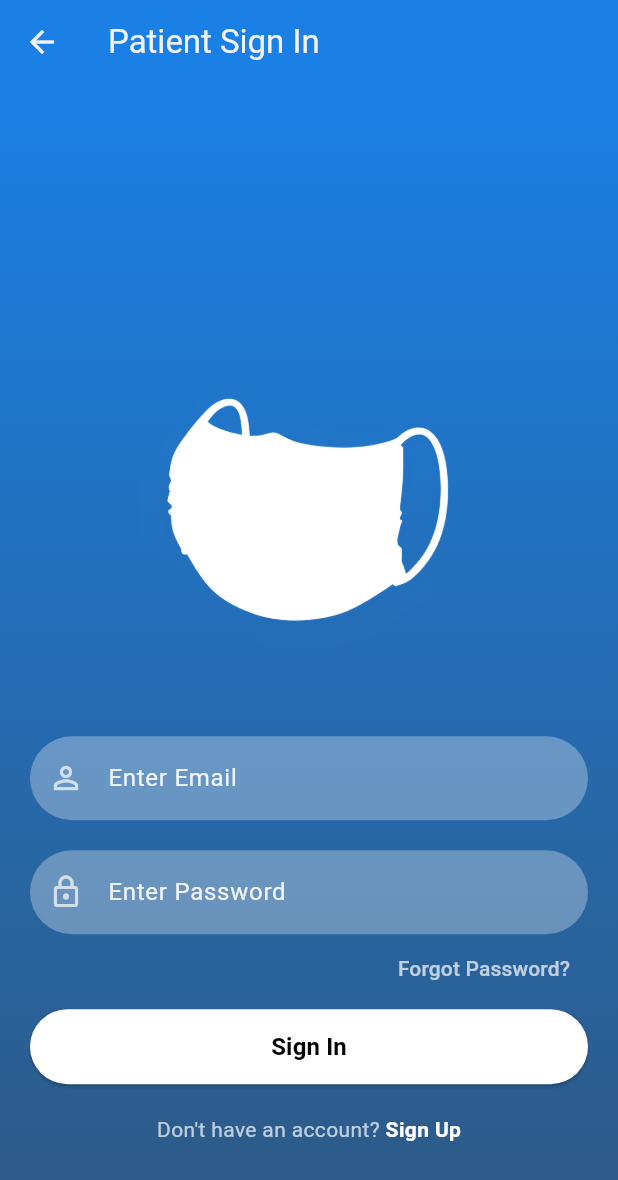
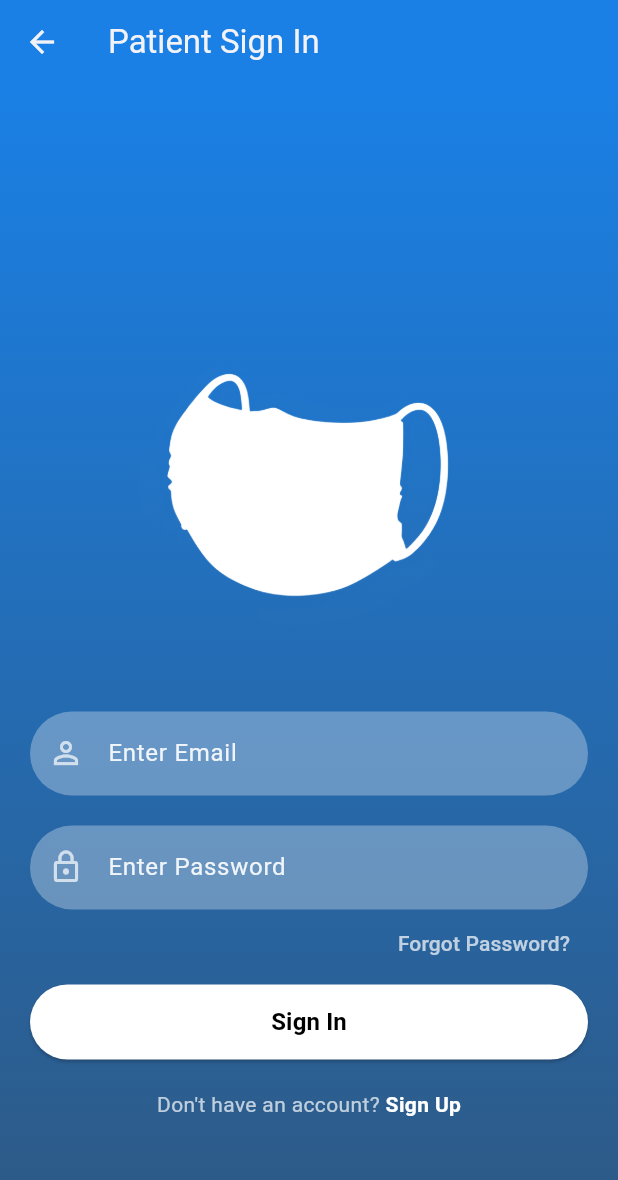
Before and after one commit to KeremTamirci/ImmunotherapyApp, a Flutter app: the screen it shows after launch, after a tap on "Patient Sign In", on a phone screen of 412 x 824 dp. Shown: the top 1180 px of the screen. Run offline on Flutter 3.47's test engine with Material 3 defaults, Android fonts, the phone set to English and light mode, and no system bars; our stand-ins replace accordion, cloud_firestore, firebase_auth, firebase_core, firebase_messaging, fl_chart and 7 more; missing offline and left inert: dart:ffi; accounts and stored records are empty; generated files the repository leaves out were written again.

Commit message:
screen size accommodation and terms of use page

```diff
--- a/immunotheraphy_app/lib/patient/screens/dosage_and_symptom_page.dart
+++ b/immunotheraphy_app/lib/patient/screens/dosage_and_symptom_page.dart
@@ -416,11 +416,13 @@ class InformationBox extends StatelessWidget {
 
   @override
   Widget build(BuildContext context) {
+    final isSmallScreen = MediaQuery.of(context).size.height <= 667.0;
     return GestureDetector(
       onTap: onTap,
       child: Container(
         width: MediaQuery.of(context).size.width * 0.42,
-        height: MediaQuery.of(context).size.height * 0.25,
+        height:
+            MediaQuery.of(context).size.height * (isSmallScreen ? 0.30 : 0.25),
         decoration: BoxDecoration(
           gradient: linearGradient,
           // color: color,
--- a/immunotheraphy_app/lib/patient/screens/patient_authentiaction_screen.dart
+++ b/immunotheraphy_app/lib/patient/screens/patient_authentiaction_screen.dart
@@ -1,5 +1,6 @@
 import 'package:flutter/material.dart';
 import 'package:firebase_auth/firebase_auth.dart';
+import 'package:immunotheraphy_app/patient/screens/terms_of_service_page.dart';
 import 'package:immunotheraphy_app/utils/color_utils.dart';
 import 'package:immunotheraphy_app/reusable_widgets/reusable_widget.dart';
 import 'package:immunotheraphy_app/patient/utils/database_controller.dart';
@@ -122,7 +123,7 @@ class _PatientAuthenticationScreenState
             widget.otp, widget.phoneNumber, userCredential.user!.uid);
         Navigator.pushReplacement(
           context,
-          MaterialPageRoute(builder: (context) => PatientHomeScreen()),
+          MaterialPageRoute(builder: (context) => TermsOfServicePage()),
         );
       }
     } catch (e) {
--- a/immunotheraphy_app/lib/patient/screens/patient_signin_screen.dart
+++ b/immunotheraphy_app/lib/patient/screens/patient_signin_screen.dart
@@ -24,6 +24,7 @@ class _PatientSignInScreenState extends State<PatientSignInScreen> {
   @override
   Widget build(BuildContext context) {
     ColorScheme colorSchemeContext = Theme.of(context).colorScheme;
+    final isSmallScreen = MediaQuery.of(context).size.height <= 667.0;
 
     return Scaffold(
       appBar: AppBar(
@@ -59,7 +60,11 @@ class _PatientSignInScreenState extends State<PatientSignInScreen> {
           // controller: _scrollController,
           child: Padding(
             padding: EdgeInsets.fromLTRB(
-                20, MediaQuery.of(context).size.height * 0.2, 20, 0),
+                20,
+                MediaQuery.of(context).size.height *
+                    (isSmallScreen ? 0.01 : 0.18),
+                20,
+                0),
             child: Column(
               children: <Widget>[
                 logoWidget("assets/images/patient_card_upscaled.png"),
--- a/immunotheraphy_app/lib/screens/choice_screen.dart
+++ b/immunotheraphy_app/lib/screens/choice_screen.dart
@@ -10,6 +10,15 @@ class ChoiceScreen extends StatelessWidget {
 
   @override
   Widget build(BuildContext context) {
+    // Determine if the device has a small screen (e.g., iPhone SE)
+    final isSmallScreen = MediaQuery.of(context).size.height <= 667.0;
+
+    // Adjust the title font size based on the screen size
+    final double titleFontSize = isSmallScreen ? 22.0 : 26.0;
+
+    // Adjust the choice box size based on the screen size
+    final double choiceBoxSize = isSmallScreen ? 230.0 : 271.0;
+
     return Scaffold(
       appBar: AppBar(
         title: Padding(
@@ -19,9 +28,9 @@ class ChoiceScreen extends StatelessWidget {
             AppLocalizations.of(context)!.appTitle,
             maxLines: 3,
             textAlign: TextAlign.center,
-            style: const TextStyle(
+            style: TextStyle(
               color: Colors.black,
-              fontSize: 26,
+              fontSize: titleFontSize,
               fontWeight: FontWeight.bold,
               fontFamily: 'Inter',
             ),
@@ -45,14 +54,10 @@ class ChoiceScreen extends StatelessWidget {
                     builder: (context) => const PatientSignInScreen(),
                   ),
                 );
-                //Navigator.push(
-                //  context,
-                //  _createRoute("Hasta"),
-                //);
               },
               child: Container(
-                width: 271,
-                height: 271,
+                width: choiceBoxSize,
+                height: choiceBoxSize,
                 padding: const EdgeInsets.all(10),
                 decoration: BoxDecoration(
                   color: hexStringToColor("2E5984"),
@@ -68,25 +73,26 @@ class ChoiceScreen extends StatelessWidget {
                 ),
                 child: Column(
                   children: [
-                    Image.asset('assets/images/patient_card_upscaled.png',
-                        width: 175,
-                        height:
-                            175), // Replace 'assets/patient_image.png' with your actual image path
+                    Image.asset(
+                      'assets/images/patient_card_upscaled.png',
+                      width: choiceBoxSize * 0.65,
+                      height: choiceBoxSize * 0.65,
+                    ),
                     const SizedBox(height: 30),
                     Text(
                       AppLocalizations.of(context)!.patientSignIn,
-                      style: const TextStyle(
+                      style: TextStyle(
                         color: Colors.white,
-                        fontSize: 20, // Set font size to 20 points
-                        fontWeight: FontWeight.bold, // Set font weight to bold
-                        fontFamily: 'Inter', // Set font family to Inter
+                        fontSize: isSmallScreen ? 18.0 : 20.0,
+                        fontWeight: FontWeight.bold,
+                        fontFamily: 'Inter',
                       ),
                     ),
                   ],
                 ),
               ),
             ),
-            const SizedBox(height: 50),
+            SizedBox(height: isSmallScreen ? 30 : 50),
             GestureDetector(
               onTap: () {
                 Navigator.push(
@@ -95,17 +101,12 @@ class ChoiceScreen extends StatelessWidget {
                     builder: (context) => const DoctorSignInScreen(),
                   ),
                 );
-                //Navigator.push(
-                //  context,
-                //  _createRoute("Doktor"),
-                //);
               },
               child: Container(
-                width: 271,
-                height: 271,
+                width: choiceBoxSize,
+                height: choiceBoxSize,
                 padding: const EdgeInsets.all(10),
                 decoration: BoxDecoration(
-                  // color: hexStringToColor("4E5166"),
                   color: hexStringToColor("2E5984"),
                   borderRadius: BorderRadius.circular(20),
                   boxShadow: [
@@ -113,24 +114,25 @@ class ChoiceScreen extends StatelessWidget {
                       color: Colors.black.withOpacity(0.3),
                       spreadRadius: 4,
                       blurRadius: 10,
-                      offset: const Offset(5, 5), // changes position of shadow
+                      offset: const Offset(5, 5),
                     )
                   ],
                 ),
                 child: Column(
                   children: [
-                    Image.asset('assets/images/doctor_card_upscaled.png',
-                        width: 175,
-                        height:
-                            175), // Replace 'assets/doctor_image.png' with your actual image path
-                    SizedBox(height: 30),
+                    Image.asset(
+                      'assets/images/doctor_card_upscaled.png',
+                      width: choiceBoxSize * 0.65,
+                      height: choiceBoxSize * 0.65,
+                    ),
+                    const SizedBox(height: 30),
                     Text(
                       AppLocalizations.of(context)!.doctorSignIn,
-                      style: const TextStyle(
+                      style: TextStyle(
                         color: Colors.white,
-                        fontSize: 20, // Set font size to 20 points
-                        fontWeight: FontWeight.bold, // Set font weight to bold
-                        fontFamily: 'Inter', // Set font family to Inter
+                        fontSize: isSmallScreen ? 18.0 : 20.0,
+                        fontWeight: FontWeight.bold,
+                        fontFamily: 'Inter',
                       ),
                     ),
                   ],
```
Also changed, not shown: immunotheraphy_app/lib/doctor/screens/doctor_signin_screen.dart (+6 -1 lines), immunotheraphy_app/lib/doctor/screens/patient_detail_page.dart (+16 -16 lines), immunotheraphy_app/lib/l10n/app_en.arb (+5 -2 lines), immunotheraphy_app/lib/l10n/app_tr.arb (+7 -4 lines), immunotheraphy_app/lib/patient/screens/patient_signup_screen.dart (+10 -62 lines), immunotheraphy_app/lib/patient/screens/profile_page.dart (+19 -45 lines), immunotheraphy_app/lib/patient/screens/terms_of_service_page.dart (added, +138 -0 lines).
